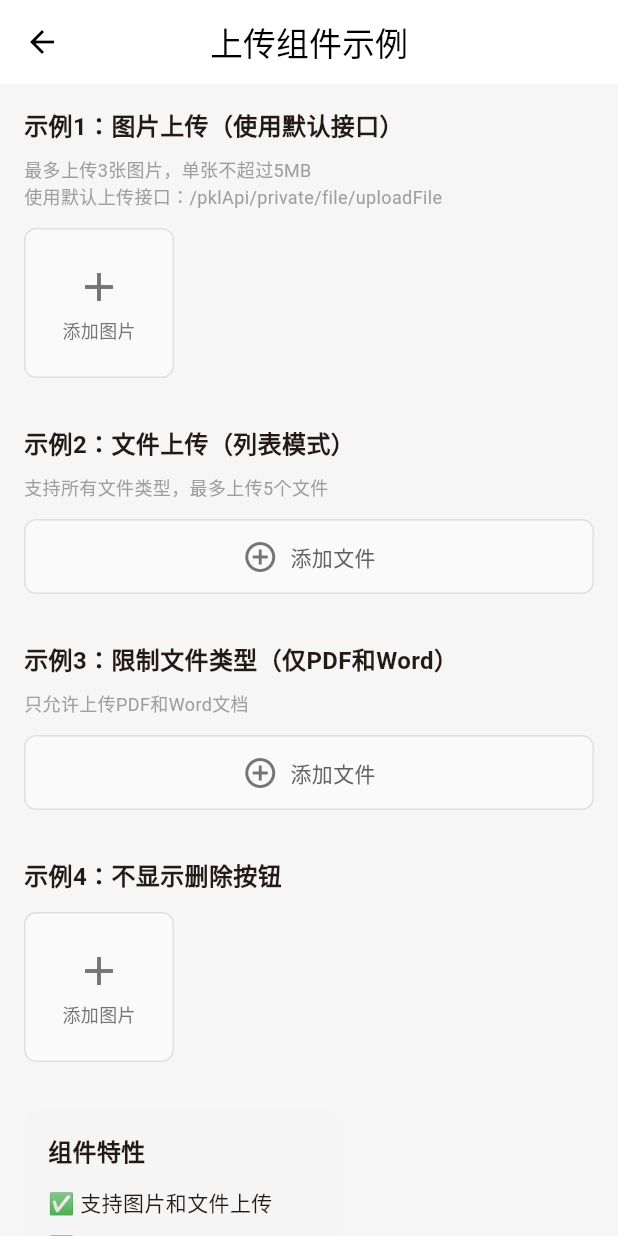
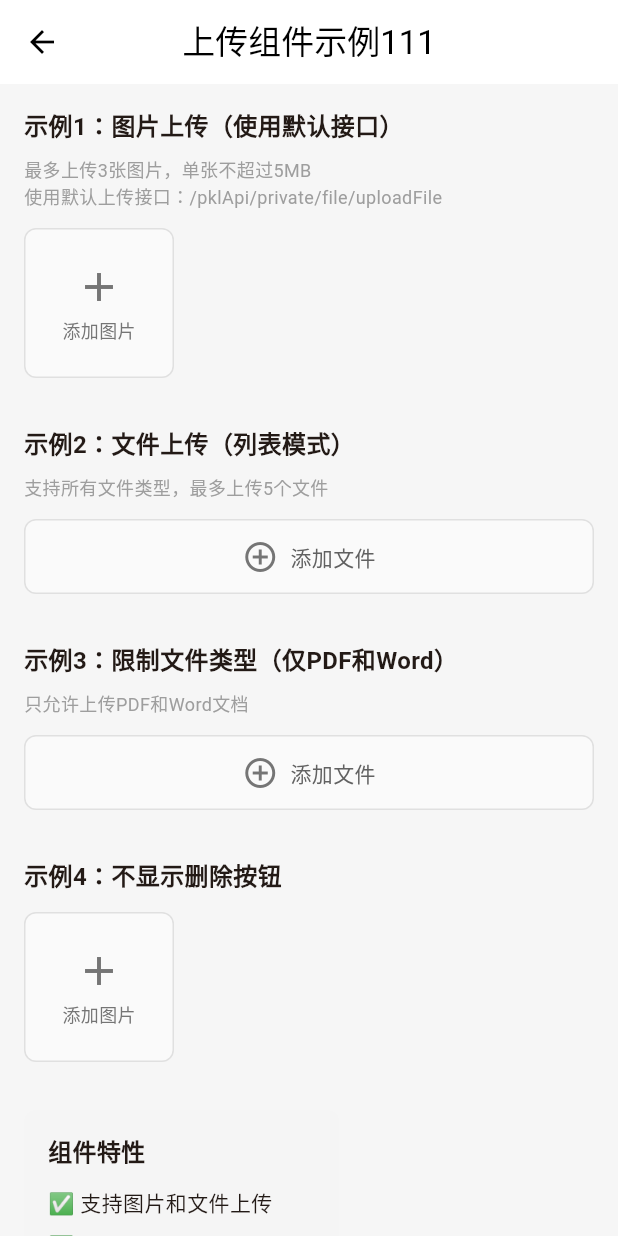
Before and after one commit to wzy-9990/literate-meme, a Flutter app: the UploadExampleView screen opened by its route, on a phone screen of 412 x 824 dp. Run offline on Flutter 3.47's test engine with Material 3 defaults, Android fonts, the light colour scheme and no system bars; our stand-ins replace cached_network_image, dio, file_picker, flutter_dotenv, flutter_easyloading, flutter_screenutil and 7 more; missing offline and left inert: jpush_flutter; accounts and stored records are empty.

Commit message:
feat: new

```diff
--- a/lib/page/example/uploadExample/view.dart
+++ b/lib/page/example/uploadExample/view.dart
@@ -15,13 +15,13 @@ class UploadExampleView extends StatefulWidget {
 class _UploadExampleViewState extends State<UploadExampleView> {
   final List<UploadItem> _imageUploadList = [];
   final List<UploadItem> _fileUploadList = [];
-  List<Map<String, dynamic>> _uploadedData = [];
+    List<Map<String, dynamic>> _uploadedData = [];
 
   @override
   Widget build(BuildContext context) {
     return Scaffold(
       appBar: const BaseAppBar(
-        title: '上传组件示例',
+        title: '上传组件示例111',
       ),
       body: SingleChildScrollView(
         padding: const EdgeInsets.all(16),
```
